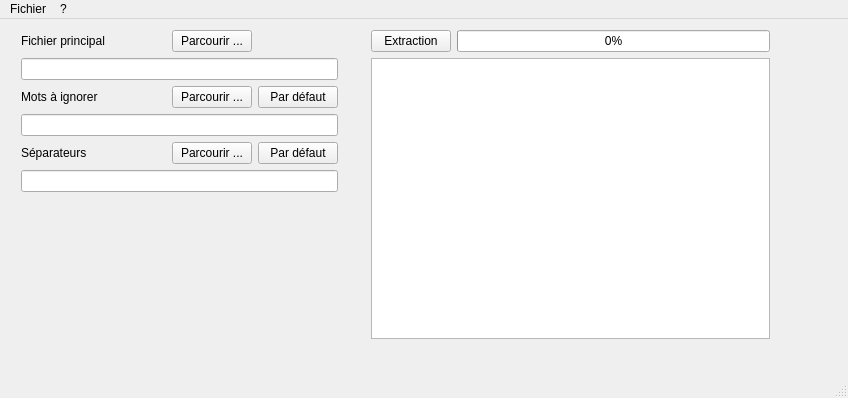
Qt form gui test/NuageDeMotsGui/mainwindow.ui (WordCloudZZ/WordCloudZZ) before a commit.
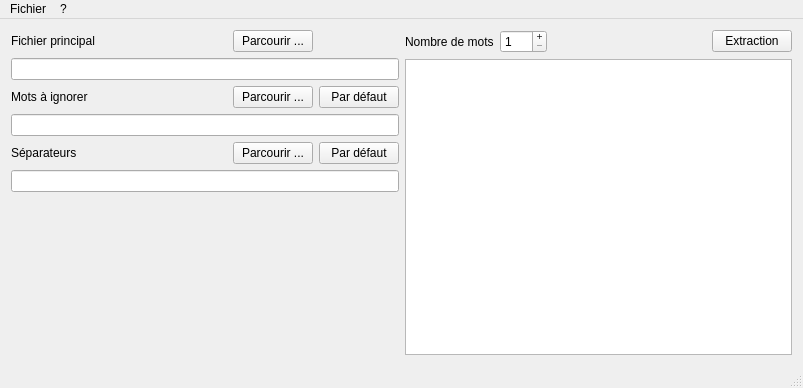
The same form after that commit.

Commit message: Responsive design, impossible de gerer les accents ???, thread a reflechir ...

```diff
--- a/gui test/NuageDeMotsGui/mainwindow.ui
+++ b/gui test/NuageDeMotsGui/mainwindow.ui
@@ -6,14 +6,14 @@
    <rect>
     <x>0</x>
     <y>0</y>
-    <width>848</width>
-    <height>398</height>
+    <width>803</width>
+    <height>388</height>
    </rect>
   </property>
   <property name="minimumSize">
    <size>
-    <width>641</width>
-    <height>240</height>
+    <width>803</width>
+    <height>388</height>
    </size>
   </property>
   <property name="baseSize">
@@ -29,30 +29,116 @@
    <string>Nuage de Mots</string>
   </property>
   <widget class="QWidget" name="centralWidget">
-   <widget class="QWidget" name="layoutWidget">
-    <property name="geometry">
-     <rect>
-      <x>10</x>
-      <y>0</y>
-      <width>339</width>
-      <height>188</height>
-     </rect>
-    </property>
+   <layout class="QGridLayout" name="gridLayout_3">
+    <item row="0" column="1">
+     <layout class="QGridLayout" name="gridLayout_2">
+      <property name="sizeConstraint">
+       <enum>QLayout::SetMaximumSize</enum>
+      </property>
+      <item row="8" column="0" colspan="4">
+       <widget class="QTextEdit" name="textZone">
+        <property name="readOnly">
+         <bool>true</bool>
+        </property>
+       </widget>
+      </item>
+      <item row="0" column="3">
+       <widget class="QPushButton" name="extract">
+        <property name="sizePolicy">
+         <sizepolicy hsizetype="Minimum" vsizetype="Fixed">
+          <horstretch>0</horstretch>
+          <verstretch>0</verstretch>
+         </sizepolicy>
+        </property>
+        <property name="maximumSize">
+         <size>
+          <width>80</width>
+          <height>16777215</height>
+         </size>
+        </property>
+        <property name="text">
+         <string>Extraction</string>
+        </property>
+       </widget>
+      </item>
+      <item row="0" column="1">
+       <widget class="QSpinBox" name="nbSelect">
+        <property name="sizePolicy">
+         <sizepolicy hsizetype="Fixed" vsizetype="Fixed">
+          <horstretch>0</horstretch>
+          <verstretch>0</verstretch>
+         </sizepolicy>
+        </property>
+        <property name="baseSize">
+         <size>
+          <width>0</width>
+          <height>0</height>
+         </size>
+        </property>
+        <property name="buttonSymbols">
+         <enum>QAbstractSpinBox::PlusMinus</enum>
+        </property>
+        <property name="minimum">
+         <number>1</number>
+        </property>
+        <property name="maximum">
+         <number>500</number>
+        </property>
+       </widget>
+      </item>
+      <item row="0" column="0">
+       <widget class="QLabel" name="label_4">
+        <property name="sizePolicy">
+         <sizepolicy hsizetype="Fixed" vsizetype="Preferred">
+          <horstretch>0</horstretch>
+          <verstretch>0</verstretch>
+         </sizepolicy>
+        </property>
+        <property name="text">
+         <string>Nombre de mots</string>
+        </property>
+       </widget>
+      </item>
+      <item row="0" column="2">
+       <spacer name="horizontalSpacer_2">
+        <property name="orientation">
+         <enum>Qt::Horizontal</enum>
+        </property>
+        <property name="sizeType">
+         <enum>QSizePolicy::Minimum</enum>
+        </property>
+        <property name="sizeHint" stdset="0">
+         <size>
+          <width>40</width>
+          <height>20</height>
+         </size>
+        </property>
+       </spacer>
+      </item>
+     </layout>
+    </item>
+    <item row="0" column="0">
     <layout class="QGridLayout" name="gridLayout">
-     <item row="3" column="0" colspan="4">
-      <widget class="QLineEdit" name="displayIgnore">
-       <property name="readOnly">
-        <bool>true</bool>
+      <property name="sizeConstraint">
+       <enum>QLayout::SetFixedSize</enum>
+      </property>
+      <item row="4" column="3">
+       <widget class="QPushButton" name="defaultSeparator">
+        <property name="text">
+         <string>Par défaut</string>
        </property>
       </widget>
      </item>
-     <item row="1" column="0" colspan="4">
-      <widget class="QLineEdit" name="displayPrincipal">
-       <property name="text">
-        <string/>
-       </property>
-       <property name="readOnly">
-        <bool>true</bool>
+      <item row="2" column="3">
+       <widget class="QPushButton" name="defaultIgnore">
+        <property name="sizePolicy">
+         <sizepolicy hsizetype="Fixed" vsizetype="Fixed">
+          <horstretch>0</horstretch>
+          <verstretch>0</verstretch>
+         </sizepolicy>
+        </property>
+        <property name="text">
+         <string>Par défaut</string>
        </property>
       </widget>
      </item>
@@ -63,13 +149,6 @@
        </property>
       </widget>
      </item>
-     <item row="2" column="3">
-      <widget class="QPushButton" name="defaultIgnore">
-       <property name="text">
-        <string>Par défaut</string>
-       </property>
-      </widget>
-     </item>
      <item row="2" column="2">
       <widget class="QPushButton" name="browseIgnore">
        <property name="text">
@@ -77,20 +156,20 @@
        </property>
       </widget>
      </item>
-     <item row="6" column="0" colspan="4">
+      <item row="0" column="0" colspan="2">
+       <widget class="QLabel" name="label">
+        <property name="text">
+         <string>Fichier principal</string>
+        </property>
+       </widget>
+      </item>
+      <item row="5" column="0" colspan="4">
       <widget class="QLineEdit" name="displaySeparator">
        <property name="readOnly">
         <bool>true</bool>
        </property>
       </widget>
      </item>
-     <item row="4" column="3">
-      <widget class="QPushButton" name="defaultSeparator">
-       <property name="text">
-        <string>Par défaut</string>
-       </property>
-      </widget>
-     </item>
      <item row="4" column="2">
       <widget class="QPushButton" name="browseSeparator">
        <property name="sizePolicy">
@@ -111,71 +190,78 @@
        </property>
       </widget>
      </item>
-     <item row="0" column="0" colspan="2">
-      <widget class="QLabel" name="label">
+      <item row="1" column="0" colspan="4">
+       <widget class="QLineEdit" name="displayPrincipal">
        <property name="text">
-        <string>Fichier principal</string>
-       </property>
-      </widget>
-     </item>
+         <string/>
+        </property>
+        <property name="readOnly">
+         <bool>true</bool>
+        </property>
+       </widget>
+      </item>
+      <item row="3" column="0" colspan="4">
+       <widget class="QLineEdit" name="displayIgnore">
+        <property name="readOnly">
+         <bool>true</bool>
+        </property>
+       </widget>
+      </item>
+      <item row="6" column="0" colspan="4">
+       <spacer name="verticalSpacer">
+        <property name="orientation">
+         <enum>Qt::Vertical</enum>
+        </property>
+        <property name="sizeHint" stdset="0">
+         <size>
+          <width>20</width>
+          <height>40</height>
+         </size>
+        </property>
+       </spacer>
+      </item>
      <item row="0" column="2">
       <widget class="QPushButton" name="browsePrincipal">
        <property name="enabled">
         <bool>true</bool>
        </property>
+        <property name="sizePolicy">
+         <sizepolicy hsizetype="Fixed" vsizetype="Fixed">
+          <horstretch>0</horstretch>
+          <verstretch>0</verstretch>
+         </sizepolicy>
+        </property>
        <property name="text">
         <string>Parcourir ...</string>
        </property>
       </widget>
      </item>
-    </layout>
-   </widget>
-   <widget class="QWidget" name="layoutWidget">
-    <property name="geometry">
-     <rect>
-      <x>360</x>
-      <y>0</y>
-      <width>421</width>
-      <height>331</height>
-     </rect>
-    </property>
-    <layout class="QGridLayout" name="gridLayout_2">
-     <item row="0" column="0">
-      <widget class="QPushButton" name="extract">
-       <property name="maximumSize">
+      <item row="0" column="3">
+       <spacer name="horizontalSpacer">
+        <property name="orientation">
+         <enum>Qt::Horizontal</enum>
+        </property>
+        <property name="sizeType">
+         <enum>QSizePolicy::Minimum</enum>
+        </property>
+        <property name="sizeHint" stdset="0">
         <size>
-         <width>80</width>
-         <height>16777215</height>
-        </size>
-       </property>
-       <property name="text">
-        <string>Extraction</string>
-       </property>
-      </widget>
-     </item>
-     <item row="0" column="1">
-      <widget class="QProgressBar" name="progressBar">
-       <property name="value">
-        <number>0</number>
-       </property>
-      </widget>
-     </item>
-     <item row="1" column="0" colspan="2">
-      <widget class="QTextEdit" name="textZone">
-       <property name="readOnly">
-        <bool>true</bool>
-       </property>
-      </widget>
-     </item>
-    </layout>
-   </widget>
+          <width>40</width>
+          <height>20</height>
+         </size>
+        </property>
+       </spacer>
+      </item>
+     </layout>
+    </item>
+   </layout>
   </widget>
   <widget class="QMenuBar" name="menuBar">
    <property name="geometry">
     <rect>
      <x>0</x>
      <y>0</y>
-     <width>848</width>
+     <width>803</width>
      <height>20</height>
     </rect>
    </property>
```
Lines whose indentation alone changed are shown as unchanged. The commit also changes 7 other files.
